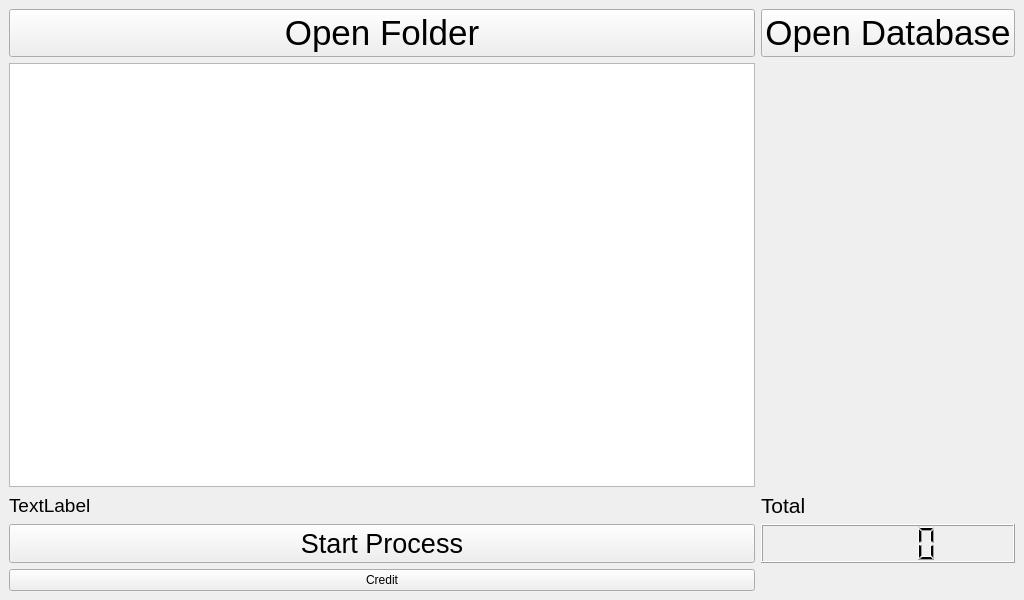
The window that GUI/main-window.ui (mossZmossZ/basketball-court-crowd-counting) describes before a commit, drawn with Qt 5.
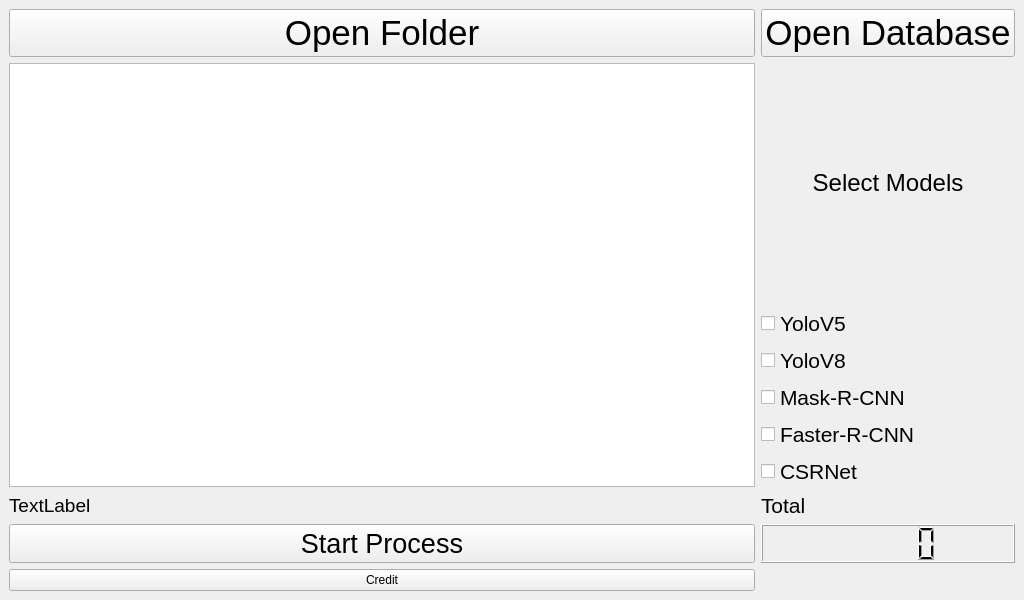
The same window after the commit.

The edit to the form file:
```diff
--- a/GUI/main-window.ui
+++ b/GUI/main-window.ui
@@ -15,14 +15,7 @@
   </property>
   <widget class="QWidget" name="centralwidget">
    <layout class="QGridLayout" name="gridLayout">
-    <item row="9" column="0">
-     <widget class="QPushButton" name="CreditButton">
-      <property name="text">
-       <string>Credit</string>
-      </property>
-     </widget>
-    </item>
-    <item row="1" column="1">
+    <item row="0" column="1">
      <widget class="QPushButton" name="OpenDatabase">
       <property name="font">
        <font>
@@ -34,19 +27,16 @@
       </property>
      </widget>
     </item>
-    <item row="6" column="0">
-     <widget class="QLabel" name="FolderLabel">
+    <item row="1" column="0">
+     <widget class="QTableView" name="tableFolder">
       <property name="font">
        <font>
         <pointsize>14</pointsize>
        </font>
       </property>
-      <property name="text">
-       <string>TextLabel</string>
-      </property>
      </widget>
     </item>
-    <item row="6" column="1">
+    <item row="2" column="1">
      <widget class="QLabel" name="Number">
       <property name="font">
        <font>
@@ -58,28 +48,22 @@
       </property>
      </widget>
     </item>
-    <item row="4" column="0">
-     <widget class="QTableView" name="tableFolder">
+    <item row="3" column="1">
+     <widget class="QLCDNumber" name="CountImg"/>
+    </item>
+    <item row="2" column="0">
+     <widget class="QLabel" name="FolderLabel">
       <property name="font">
        <font>
         <pointsize>14</pointsize>
        </font>
       </property>
-     </widget>
-    </item>
-    <item row="1" column="0">
-     <widget class="QPushButton" name="OpenFolderButton">
-      <property name="font">
-       <font>
-        <pointsize>26</pointsize>
-       </font>
-      </property>
       <property name="text">
-       <string>Open Folder</string>
+       <string>TextLabel</string>
       </property>
      </widget>
     </item>
-    <item row="7" column="0">
+    <item row="3" column="0">
      <widget class="QPushButton" name="ProcessButton">
       <property name="font">
        <font>
@@ -91,8 +75,106 @@
       </property>
      </widget>
     </item>
-    <item row="7" column="1">
-     <widget class="QLCDNumber" name="CountImg"/>
+    <item row="4" column="0">
+     <widget class="QPushButton" name="CreditButton">
+      <property name="text">
+       <string>Credit</string>
+      </property>
+     </widget>
+    </item>
+    <item row="0" column="0">
+     <widget class="QPushButton" name="OpenFolderButton">
+      <property name="font">
+       <font>
+        <pointsize>26</pointsize>
+       </font>
+      </property>
+      <property name="text">
+       <string>Open Folder</string>
+      </property>
+     </widget>
+    </item>
+    <item row="1" column="1">
+     <layout class="QVBoxLayout" name="verticalLayout">
+      <item>
+       <widget class="QLabel" name="label">
+        <property name="font">
+         <font>
+          <pointsize>18</pointsize>
+         </font>
+        </property>
+        <property name="text">
+         <string>Select Models</string>
+        </property>
+        <property name="alignment">
+         <set>Qt::AlignCenter</set>
+        </property>
+       </widget>
+      </item>
+      <item>
+       <widget class="QCheckBox" name="checkBox">
+        <property name="font">
+         <font>
+          <pointsize>16</pointsize>
+         </font>
+        </property>
+        <property name="text">
+         <string>YoloV5</string>
+        </property>
+        <property name="autoRepeat">
+         <bool>false</bool>
+        </property>
+       </widget>
+      </item>
+      <item>
+       <widget class="QCheckBox" name="checkBox_2">
+        <property name="font">
+         <font>
+          <pointsize>16</pointsize>
+         </font>
+        </property>
+        <property name="text">
+         <string>YoloV8</string>
+        </property>
+       </widget>
+      </item>
+      <item>
+       <widget class="QCheckBox" name="checkBox_3">
+        <property name="font">
+         <font>
+          <pointsize>16</pointsize>
+         </font>
+        </property>
+        <property name="text">
+         <string>Mask-R-CNN</string>
+        </property>
+       </widget>
+      </item>
+      <item>
+       <widget class="QCheckBox" name="checkBox_4">
+        <property name="font">
+         <font>
+          <pointsize>16</pointsize>
+         </font>
+        </property>
+        <property name="text">
+         <string>Faster-R-CNN</string>
+        </property>
+       </widget>
+      </item>
+      <item>
+       <widget class="QCheckBox" name="checkBox_5">
+        <property name="font">
+         <font>
+          <pointsize>16</pointsize>
+         </font>
+        </property>
+        <property name="text">
+         <string>CSRNet</string>
+        </property>
+       </widget>
+      </item>
+     </layout>
     </item>
    </layout>
   </widget>
```
